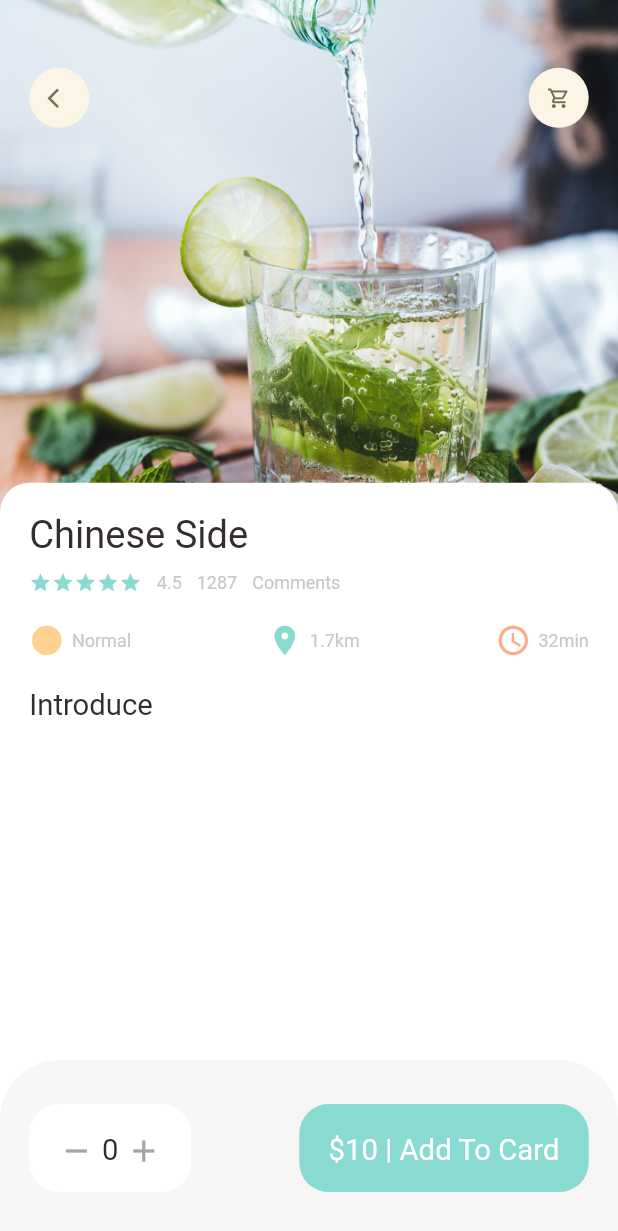
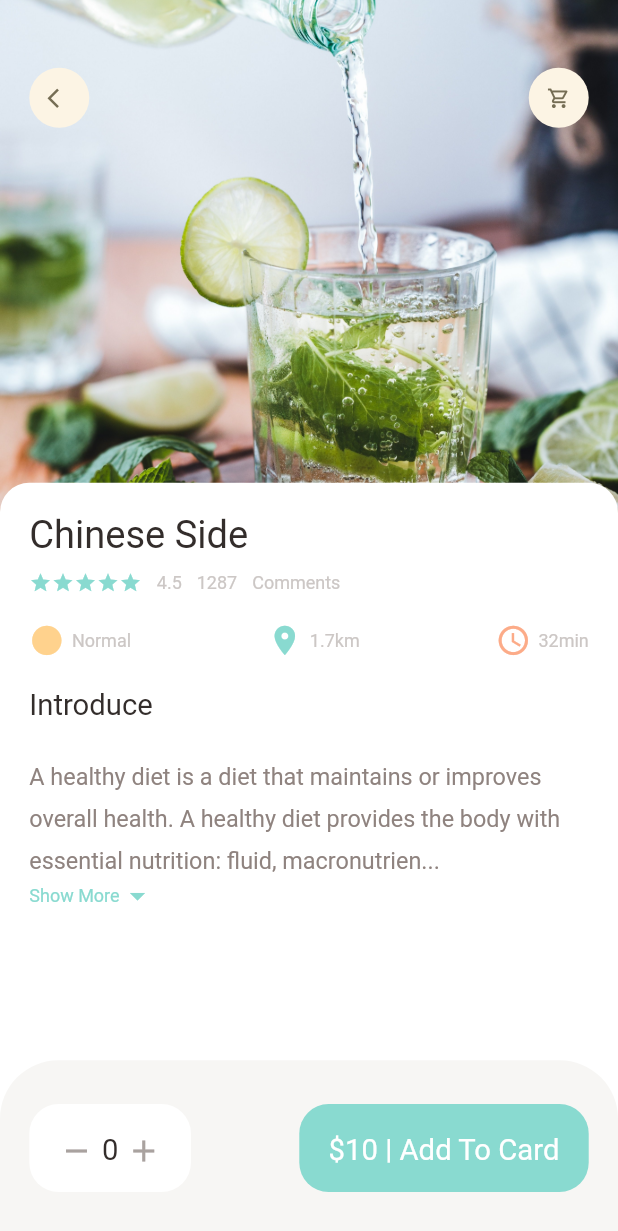
Before and after one commit to m199671ms/food-delivery, a Flutter app: the screen it shows after launch, on a phone screen of 412 x 824 dp. Shown: the top 1231 px of the screen. Run offline on Flutter 3.47's test engine with Material 2 defaults, Android fonts, the phone set to English and light mode, and no system bars; our stand-ins replace dots_indicator, get.

Commit message:
Compleat Popular Food Detail Design

```diff
--- a/lib/pages/food/popular_food_detail.dart
+++ b/lib/pages/food/popular_food_detail.dart
@@ -5,6 +5,7 @@ import 'package:food_delivery/utils/dimensions.dart';
 import 'package:food_delivery/widgets/app_column.dart';
 import 'package:food_delivery/widgets/app_icon.dart';
 import 'package:food_delivery/widgets/big_text.dart';
+import 'package:food_delivery/widgets/expandable_text_widget.dart';
 
 class PopularFoodDetail extends StatelessWidget {
   const PopularFoodDetail({Key? key}) : super(key: key);
@@ -72,11 +73,21 @@ class PopularFoodDetail extends StatelessWidget {
                     height: Dimensions.height20,
                   ),
                   BigText(text: "Introduce"),
+                  SizedBox(
+                    height: Dimensions.height20,
+                  ),
+                  // Expandable Text Widget
+                  const Expanded(
+                    child: SingleChildScrollView(
+                      child: ExpandableTextWidget(
+                          text:
+                              "A healthy diet is a diet that maintains or improves overall health. A healthy diet provides the body with essential nutrition: fluid, macronutrients such as protein, micronutrients such as vitamins, and adequate fibre and food energy.A healthy diet may contain fruits, vegetables, and whole grains, and may include little to no processed food or sweetened beverages. The requirements for a healthy diet can be met from a variety of plant-based and animal-based foods, although a non-plant source of vitamin B12 is needed for those following a vegan diet.[4] Various nutrition guides are published by medical and governmental institutions to educate individuals on what they should be eating to be healthy. Nutrition facts labels are also mandatory in some countries to allow consumers to choose between foods based on the components relevant to health."),
+                    ),
+                  )
                 ],
               ),
             ),
           ),
-          // Expandable Text Widget
         ],
       ),
       bottomNavigationBar: Container(
```
